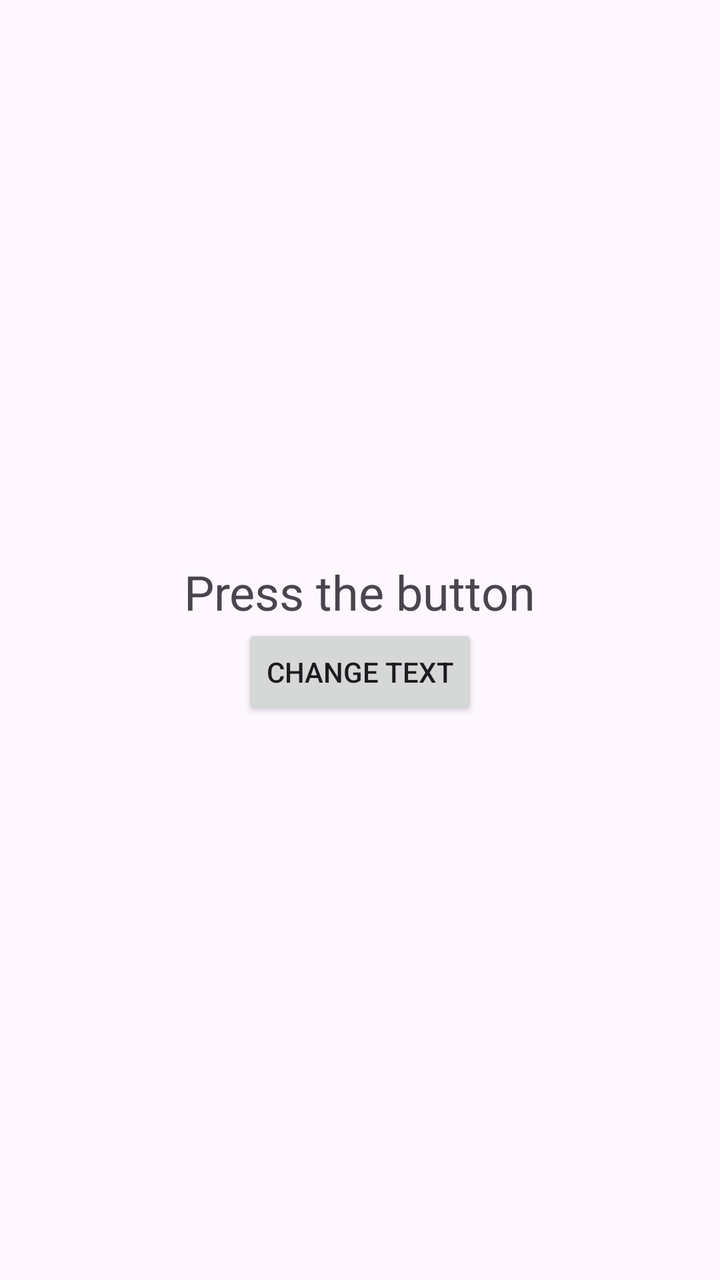
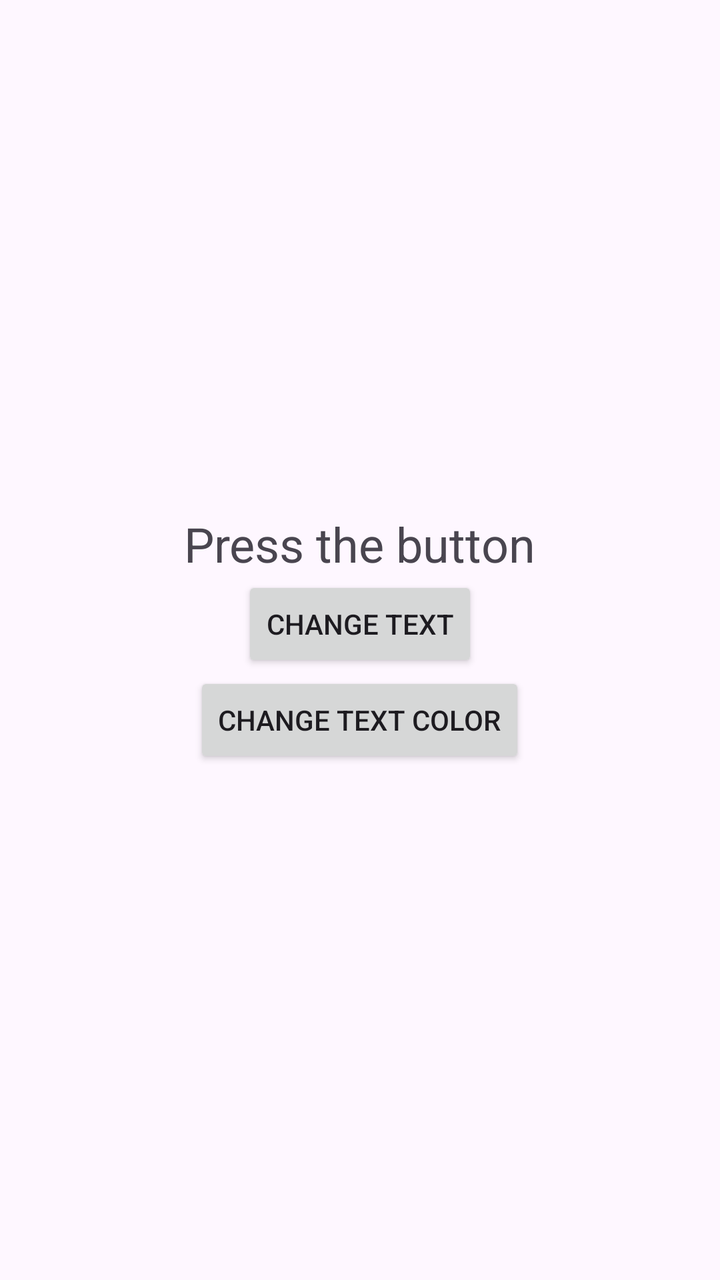

Compare the two renders of this Android layout. The source of the first and the diff that turns it into the second are given below.
<!-- AndroidManifest.xml: application theme Theme.MadtLab1 -->
<!-- res/layout/activity_main.xml -->
<?xml version="1.0" encoding="utf-8"?>
<LinearLayout xmlns:android="http://schemas.android.com/apk/res/android"
    android:id="@+id/RootLayout"
    android:layout_width="match_parent"
    android:layout_height="match_parent"
    android:gravity="center"
    android:orientation="vertical"
    android:padding="16dp">

    <TextView
        android:id="@+id/TextViewMessage"
        android:layout_width="wrap_content"
        android:layout_height="wrap_content"
        android:text="Press the button"
        android:textSize="24sp" />

    <Button
        android:id="@+id/ButtonChangeText"
        android:layout_width="wrap_content"
        android:layout_height="wrap_content"
        android:text="Change text" />
</LinearLayout>
<!-- resources referenced by this layout -->
<resources>
  <style name="Theme.MadtLab1" parent="Base.Theme.MadtLab1" />
  <style name="Base.Theme.MadtLab1" parent="Theme.Material3.DayNight.NoActionBar">
          
          
      </style>
</resources>

<!-- the commit's change to res/layout/activity_main.xml (unified diff, before → after) -->
@@ -19,4 +19,10 @@
         android:layout_width="wrap_content"
         android:layout_height="wrap_content"
         android:text="Change text" />
+
+    <Button
+        android:id="@+id/ButtonChangeTextColor"
+        android:layout_width="wrap_content"
+        android:layout_height="wrap_content"
+        android:text="Change text color" />
 </LinearLayout>
